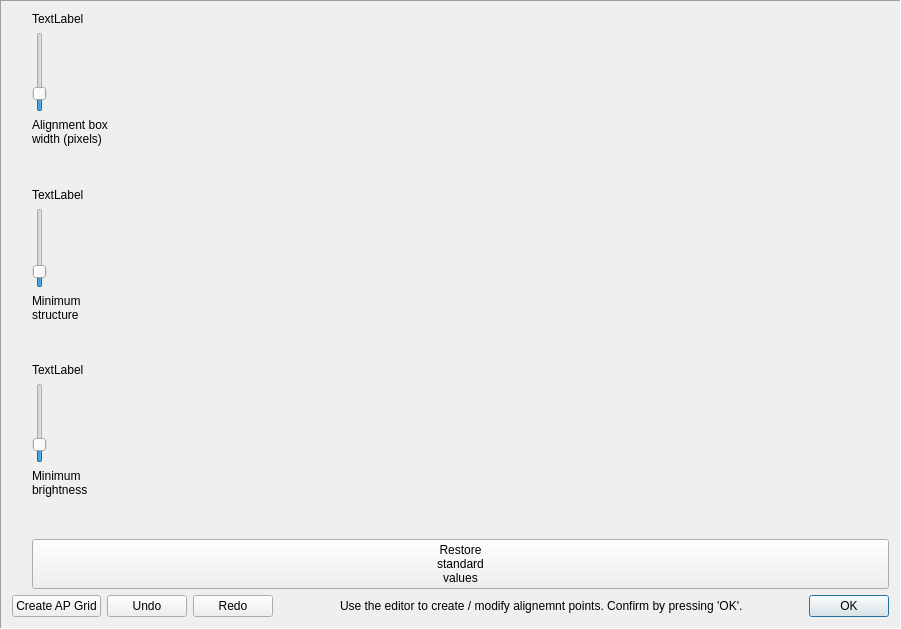
Old version of the form Source/alignment_point_editor_gui.ui in the repository Rolf-Hempel/PlanetarySystemStacker.
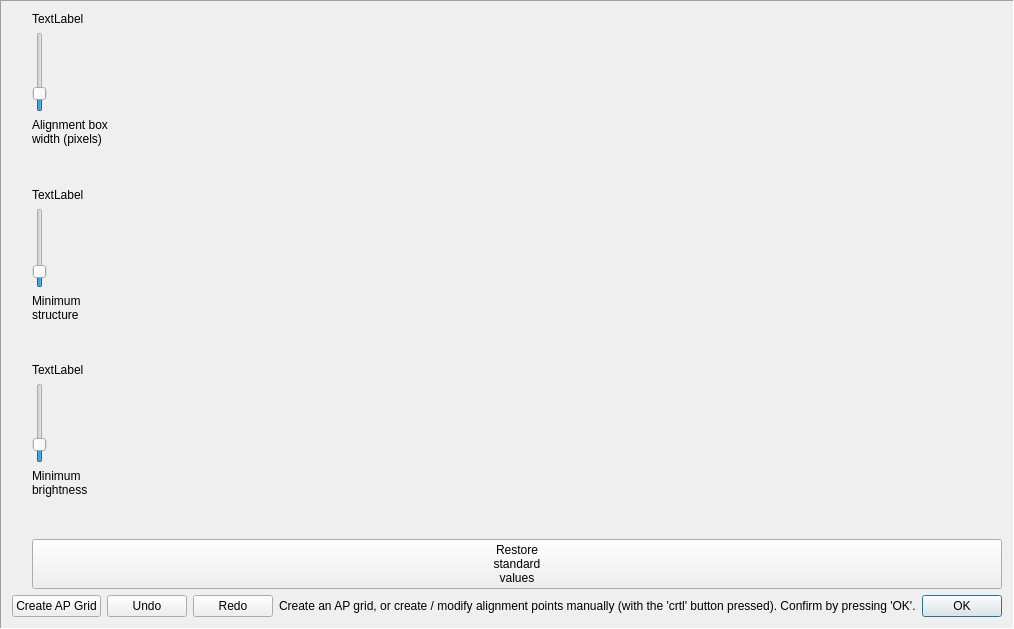
New version of the form.

```diff
--- a/Source/alignment_point_editor_gui.ui
+++ b/Source/alignment_point_editor_gui.ui
@@ -329,7 +329,7 @@
      <item>
       <widget class="QLabel" name="label_message">
        <property name="text">
-        <string>Use the editor to create / modify alignemnt points. Confirm by pressing 'OK'.</string>
+        <string>Create an AP grid, or create / modify alignment points manually (with the 'crtl' button pressed). Confirm by pressing 'OK'.</string>
        </property>
       </widget>
      </item>
```
